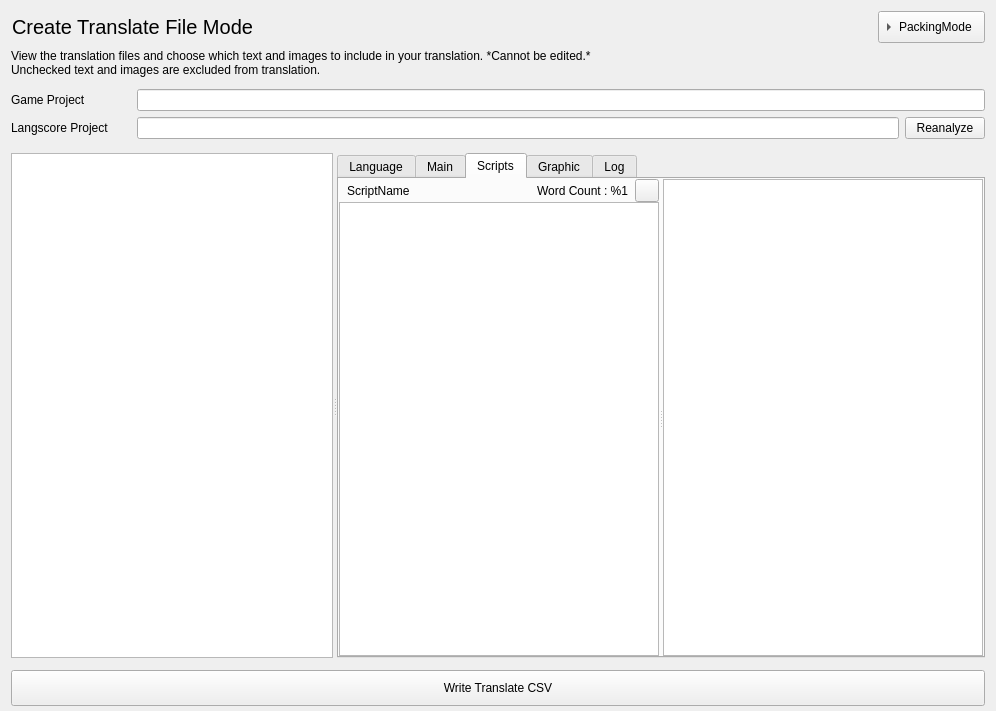
Old version of the form src/ui/WriteModeComponent.ui in the repository MUkoutyan/langscore-app.
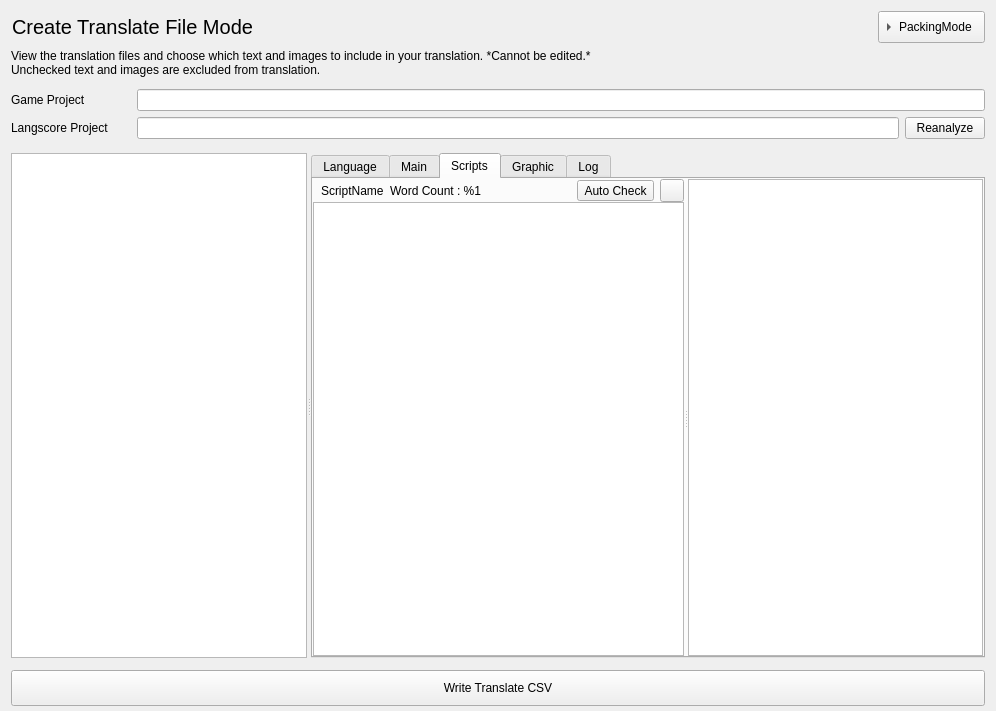
New version of the form. The open tabs and pages were chosen to show the change. Icons and pictures are not drawn. Custom widgets are drawn as their Qt base class.

What changed in the file:
```diff
--- a/src/ui/WriteModeComponent.ui
+++ b/src/ui/WriteModeComponent.ui
@@ -367,6 +367,13 @@
                 </property>
                </widget>
               </item>
+              <item>
+               <widget class="QLabel" name="scriptFileWordCount">
+                <property name="text">
+                 <string>Word Count : %1</string>
+                </property>
+               </widget>
+              </item>
               <item>
                <spacer name="horizontalSpacer">
                 <property name="orientation">
@@ -381,9 +388,9 @@
                </spacer>
               </item>
               <item>
-               <widget class="QLabel" name="scriptFileWordCount">
+               <widget class="QToolButton" name="autoCheckButton">
                 <property name="text">
-                 <string>Word Count : %1</string>
+                 <string>Auto Check</string>
                 </property>
                </widget>
               </item>
```
Left out of the diff: 2 changed lines with no effect on the pictures.
